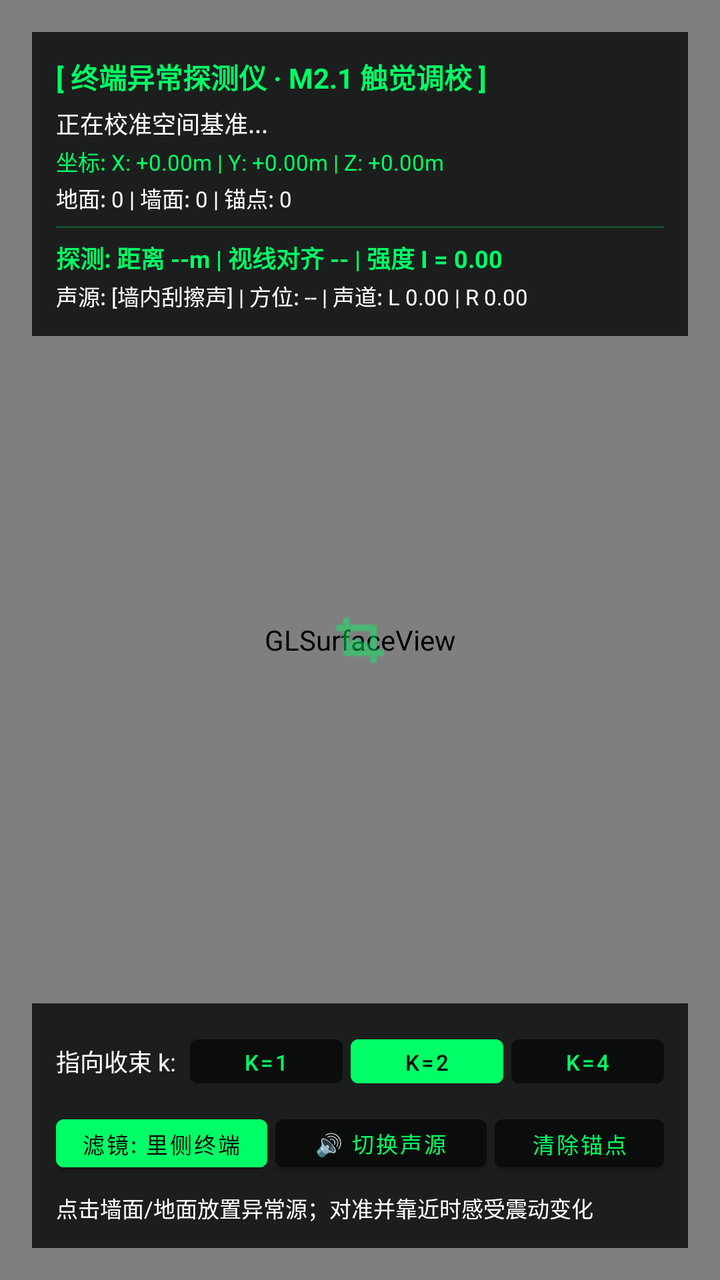
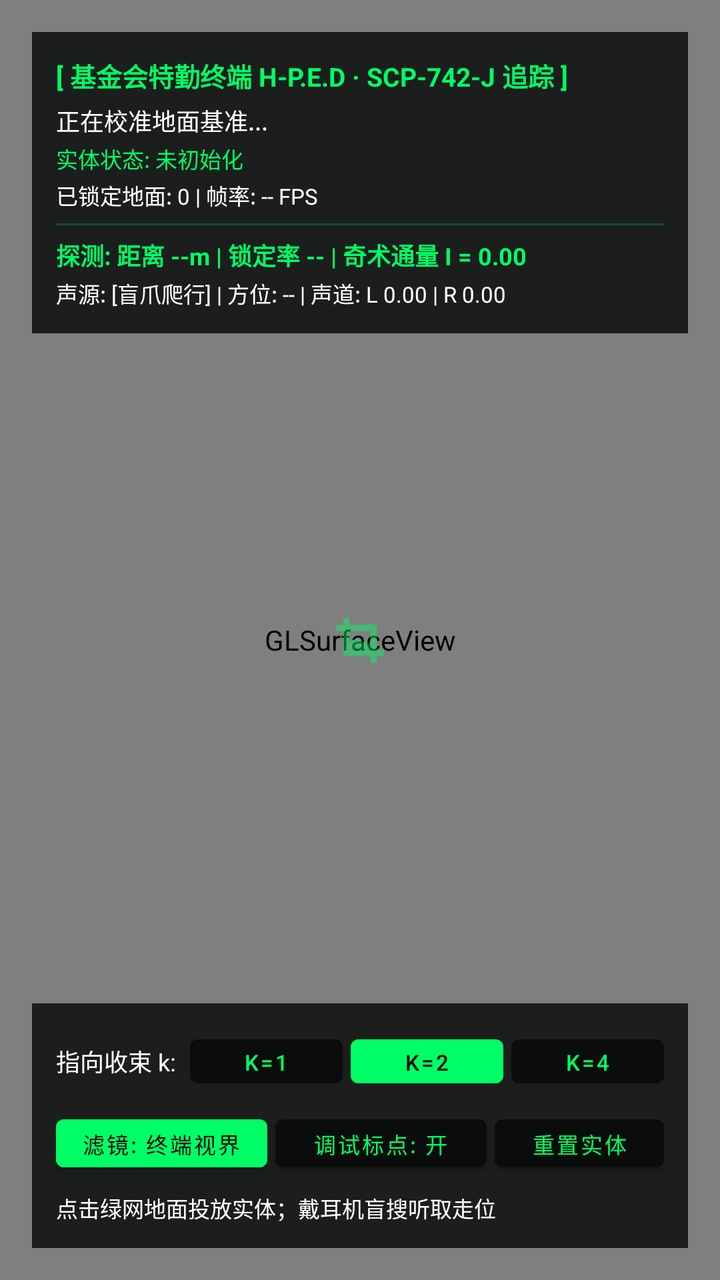

Compare the two renders of this Android layout. The source of the first and the diff that turns it into the second are given below.
<!-- AndroidManifest.xml: application theme Theme.HomeDungeonAR -->
<!-- res/layout/activity_main.xml -->
<?xml version="1.0" encoding="utf-8"?>
<FrameLayout xmlns:android="http://schemas.android.com/apk/res/android"
    android:layout_width="match_parent"
    android:layout_height="match_parent"
    android:background="@color/black">

    <android.opengl.GLSurfaceView
        android:id="@+id/surfaceView"
        android:layout_width="match_parent"
        android:layout_height="match_parent" />

    
    <ImageView
        android:id="@+id/ivReticle"
        android:layout_width="32dp"
        android:layout_height="32dp"
        android:layout_gravity="center"
        android:src="@android:drawable/ic_menu_crop"
        android:tint="@color/terminal_green"
        android:alpha="0.75" />

    
    <LinearLayout
        android:layout_width="match_parent"
        android:layout_height="wrap_content"
        android:layout_gravity="top"
        android:layout_margin="16dp"
        android:background="@color/terminal_dark"
        android:orientation="vertical"
        android:padding="12dp">

        <TextView
            android:layout_width="wrap_content"
            android:layout_height="wrap_content"
            android:text="[ 终端异常探测仪 · M2.1 触觉调校 ]"
            android:textColor="@color/terminal_green"
            android:textSize="14sp"
            android:textStyle="bold" />

        <TextView
            android:id="@+id/tvStatus"
            android:layout_width="wrap_content"
            android:layout_height="wrap_content"
            android:layout_marginTop="4dp"
            android:text="正在校准空间基准..."
            android:textColor="@color/white"
            android:textSize="12sp" />

        <TextView
            android:id="@+id/tvPose"
            android:layout_width="wrap_content"
            android:layout_height="wrap_content"
            android:layout_marginTop="2dp"
            android:text="坐标: X: +0.00m | Y: +0.00m | Z: +0.00m"
            android:textColor="@color/terminal_green"
            android:textSize="11sp" />

        <TextView
            android:id="@+id/tvInfo"
            android:layout_width="wrap_content"
            android:layout_height="wrap_content"
            android:layout_marginTop="2dp"
            android:text="地面: 0 | 墙面: 0 | 锚点: 0"
            android:textColor="@color/white"
            android:textSize="11sp" />

        <View
            android:layout_width="match_parent"
            android:layout_height="1dp"
            android:layout_marginTop="6dp"
            android:layout_marginBottom="6dp"
            android:background="@color/terminal_border" />

        
        <TextView
            android:id="@+id/tvDetectorHaptics"
            android:layout_width="wrap_content"
            android:layout_height="wrap_content"
            android:text="探测: 距离 --m | 视线对齐 -- | 强度 I = 0.00"
            android:textColor="@color/terminal_green"
            android:textSize="12sp"
            android:textStyle="bold" />

        
        <TextView
            android:id="@+id/tvSpatialAudio"
            android:layout_width="wrap_content"
            android:layout_height="wrap_content"
            android:layout_marginTop="2dp"
            android:text="声源: [墙内刮擦声] | 方位: -- | 声道: L 0.00 | R 0.00"
            android:textColor="@color/white"
            android:textSize="11sp" />
    </LinearLayout>

    
    <LinearLayout
        android:layout_width="match_parent"
        android:layout_height="wrap_content"
        android:layout_gravity="bottom"
        android:layout_margin="16dp"
        android:background="@color/terminal_dark"
        android:orientation="vertical"
        android:padding="12dp">

        
        <LinearLayout
            android:layout_width="match_parent"
            android:layout_height="wrap_content"
            android:gravity="center_vertical"
            android:orientation="horizontal">

            <TextView
                android:layout_width="wrap_content"
                android:layout_height="wrap_content"
                android:text="指向收束 k: "
                android:textColor="@color/white"
                android:textSize="12sp" />

            <Button
                android:id="@+id/btnK1"
                android:layout_width="0dp"
                android:layout_height="34dp"
                android:layout_marginStart="4dp"
                android:layout_weight="1"
                android:backgroundTint="@color/terminal_dark"
                android:paddingStart="4dp"
                android:paddingEnd="4dp"
                android:text="k=1"
                android:textColor="@color/terminal_green"
                android:textSize="11sp" />

            <Button
                android:id="@+id/btnK2"
                android:layout_width="0dp"
                android:layout_height="34dp"
                android:layout_marginStart="4dp"
                android:layout_weight="1"
                android:backgroundTint="@color/terminal_green"
                android:paddingStart="4dp"
                android:paddingEnd="4dp"
                android:text="k=2"
                android:textColor="@color/black"
                android:textSize="11sp" />

            <Button
                android:id="@+id/btnK4"
                android:layout_width="0dp"
                android:layout_height="34dp"
                android:layout_marginStart="4dp"
                android:layout_weight="1"
                android:backgroundTint="@color/terminal_dark"
                android:paddingStart="4dp"
                android:paddingEnd="4dp"
                android:text="k=4"
                android:textColor="@color/terminal_green"
                android:textSize="11sp" />
        </LinearLayout>

        
        <LinearLayout
            android:layout_width="match_parent"
            android:layout_height="wrap_content"
            android:layout_marginTop="6dp"
            android:gravity="center_vertical"
            android:orientation="horizontal">

            <Button
                android:id="@+id/btnToggleFilter"
                android:layout_width="0dp"
                android:layout_height="36dp"
                android:layout_marginEnd="4dp"
                android:layout_weight="1"
                android:backgroundTint="@color/terminal_green"
                android:paddingStart="2dp"
                android:paddingEnd="2dp"
                android:text="滤镜: 里侧终端"
                android:textColor="@color/black"
                android:textSize="11sp" />

            <Button
                android:id="@+id/btnToggleAudio"
                android:layout_width="0dp"
                android:layout_height="36dp"
                android:layout_marginEnd="4dp"
                android:layout_weight="1"
                android:backgroundTint="@color/terminal_dark"
                android:paddingStart="2dp"
                android:paddingEnd="2dp"
                android:text="🔊 切换声源"
                android:textColor="@color/terminal_green"
                android:textSize="11sp" />

            <Button
                android:id="@+id/btnClearAnchors"
                android:layout_width="0dp"
                android:layout_height="36dp"
                android:layout_weight="0.8"
                android:backgroundTint="@color/terminal_dark"
                android:paddingStart="2dp"
                android:paddingEnd="2dp"
                android:text="清除锚点"
                android:textColor="@color/terminal_green"
                android:textSize="11sp" />
        </LinearLayout>

        <TextView
            android:id="@+id/tvHint"
            android:layout_width="match_parent"
            android:layout_height="wrap_content"
            android:layout_marginTop="6dp"
            android:text="点击墙面/地面放置异常源；对准并靠近时感受震动变化"
            android:textColor="@color/white"
            android:textSize="11sp" />
    </LinearLayout>

    
    <LinearLayout
        android:id="@+id/permissionLayout"
        android:layout_width="match_parent"
        android:layout_height="wrap_content"
        android:layout_gravity="center"
        android:layout_margin="24dp"
        android:background="@color/terminal_dark"
        android:gravity="center"
        android:orientation="vertical"
        android:padding="20dp"
        android:visibility="gone">

        <TextView
            android:layout_width="wrap_content"
            android:layout_height="wrap_content"
            android:gravity="center"
            android:text="@string/camera_permission_required"
            android:textColor="@color/white"
            android:textSize="16sp" />

        <Button
            android:id="@+id/btnGrantPermission"
            android:layout_width="wrap_content"
            android:layout_height="wrap_content"
            android:layout_marginTop="16dp"
            android:backgroundTint="@color/terminal_green"
            android:text="@string/grant_permission"
            android:textColor="@color/black" />
    </LinearLayout>

</FrameLayout>
<!-- resources referenced by this layout -->
<resources>
  <color name="black">#FF000000</color>
  <color name="terminal_border">#3300FF66</color>
  <color name="terminal_dark">#D90A0E0C</color>
  <color name="terminal_green">#FF00FF66</color>
  <color name="white">#FFFFFFFF</color>
  <string name="camera_permission_required">终端需要相机权限以观测空间</string>
  <string name="grant_permission">授权</string>
  <style name="Theme.HomeDungeonAR" parent="Theme.MaterialComponents.DayNight.NoActionBar">
          <item name="android:statusBarColor">@color/black</item>
          <item name="android:navigationBarColor">@color/black</item>
          <item name="android:windowBackground">@color/black</item>
      </style>
</resources>

<!-- the commit's change to res/layout/activity_main.xml (unified diff, before → after) -->
@@ -32,9 +32,9 @@
         <TextView
             android:layout_width="wrap_content"
             android:layout_height="wrap_content"
-            android:text="[ 终端异常探测仪 · M2.1 触觉调校 ]"
+            android:text="[ 基金会特勤终端 H-P.E.D · SCP-742-J 追踪 ]"
             android:textColor="@color/terminal_green"
-            android:textSize="14sp"
+            android:textSize="13sp"
             android:textStyle="bold" />
 
         <TextView
@@ -42,16 +42,16 @@
             android:layout_width="wrap_content"
             android:layout_height="wrap_content"
             android:layout_marginTop="4dp"
-            android:text="正在校准空间基准..."
+            android:text="正在校准地面基准..."
             android:textColor="@color/white"
             android:textSize="12sp" />
 
         <TextView
-            android:id="@+id/tvPose"
+            android:id="@+id/tvEntityState"
             android:layout_width="wrap_content"
             android:layout_height="wrap_content"
             android:layout_marginTop="2dp"
-            android:text="坐标: X: +0.00m | Y: +0.00m | Z: +0.00m"
+            android:text="实体状态: 未初始化"
             android:textColor="@color/terminal_green"
             android:textSize="11sp" />
 
@@ -60,7 +60,7 @@
             android:layout_width="wrap_content"
             android:layout_height="wrap_content"
             android:layout_marginTop="2dp"
-            android:text="地面: 0 | 墙面: 0 | 锚点: 0"
+            android:text="已锁定地面: 0 | 帧率: -- FPS"
             android:textColor="@color/white"
             android:textSize="11sp" />
 
@@ -76,7 +76,7 @@
             android:id="@+id/tvDetectorHaptics"
             android:layout_width="wrap_content"
             android:layout_height="wrap_content"
-            android:text="探测: 距离 --m | 视线对齐 -- | 强度 I = 0.00"
+            android:text="探测: 距离 --m | 锁定率 -- | 奇术通量 I = 0.00"
             android:textColor="@color/terminal_green"
             android:textSize="12sp"
             android:textStyle="bold" />
@@ -87,7 +87,7 @@
             android:layout_width="wrap_content"
             android:layout_height="wrap_content"
             android:layout_marginTop="2dp"
-            android:text="声源: [墙内刮擦声] | 方位: -- | 声道: L 0.00 | R 0.00"
+            android:text="声源: [盲爪爬行] | 方位: -- | 声道: L 0.00 | R 0.00"
             android:textColor="@color/white"
             android:textSize="11sp" />
     </LinearLayout>
@@ -173,12 +173,12 @@
                 android:backgroundTint="@color/terminal_green"
                 android:paddingStart="2dp"
                 android:paddingEnd="2dp"
-                android:text="滤镜: 里侧终端"
+                android:text="滤镜: 终端视界"
                 android:textColor="@color/black"
                 android:textSize="11sp" />
 
             <Button
-                android:id="@+id/btnToggleAudio"
+                android:id="@+id/btnToggleDebugMarker"
                 android:layout_width="0dp"
                 android:layout_height="36dp"
                 android:layout_marginEnd="4dp"
@@ -186,19 +186,19 @@
                 android:backgroundTint="@color/terminal_dark"
                 android:paddingStart="2dp"
                 android:paddingEnd="2dp"
-                android:text="🔊 切换声源"
-                android:textColor="@color/terminal_green"
-                android:textSize="11sp" />
-
-            <Button
-                android:id="@+id/btnClearAnchors"
+                android:text="调试标点: 开"
+                android:textColor="@color/terminal_green"
+                android:textSize="11sp" />
+
+            <Button
+                android:id="@+id/btnRespawnEntity"
                 android:layout_width="0dp"
                 android:layout_height="36dp"
                 android:layout_weight="0.8"
                 android:backgroundTint="@color/terminal_dark"
                 android:paddingStart="2dp"
                 android:paddingEnd="2dp"
-                android:text="清除锚点"
+                android:text="重置实体"
                 android:textColor="@color/terminal_green"
                 android:textSize="11sp" />
         </LinearLayout>
@@ -208,7 +208,7 @@
             android:layout_width="match_parent"
             android:layout_height="wrap_content"
             android:layout_marginTop="6dp"
-            android:text="点击墙面/地面放置异常源；对准并靠近时感受震动变化"
+            android:text="点击绿网地面投放实体；戴耳机盲搜听取走位"
             android:textColor="@color/white"
             android:textSize="11sp" />
     </LinearLayout>
